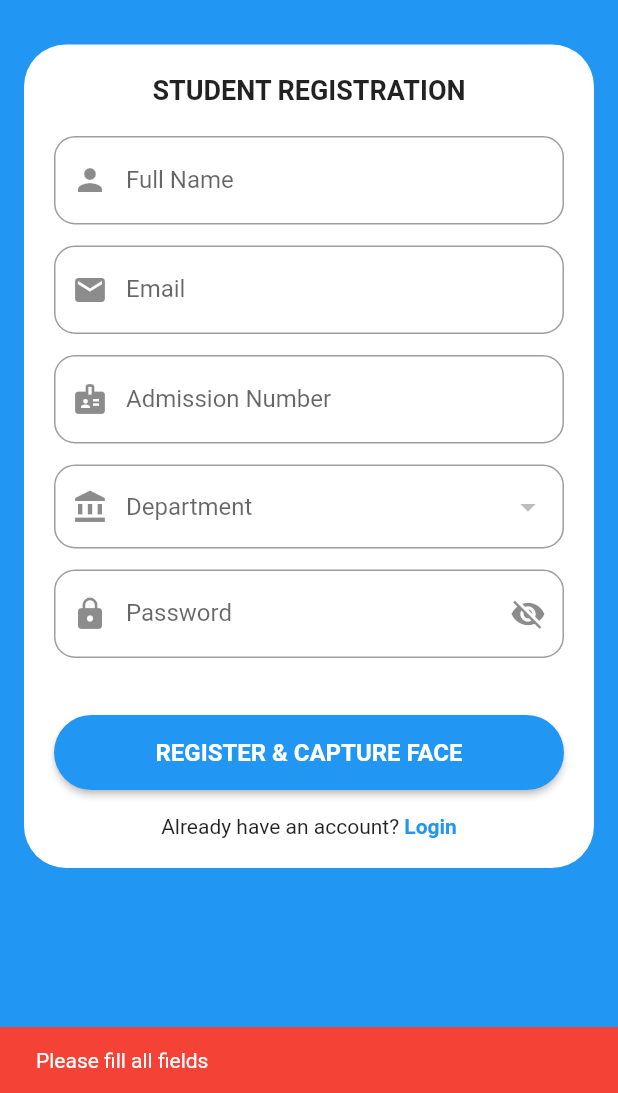
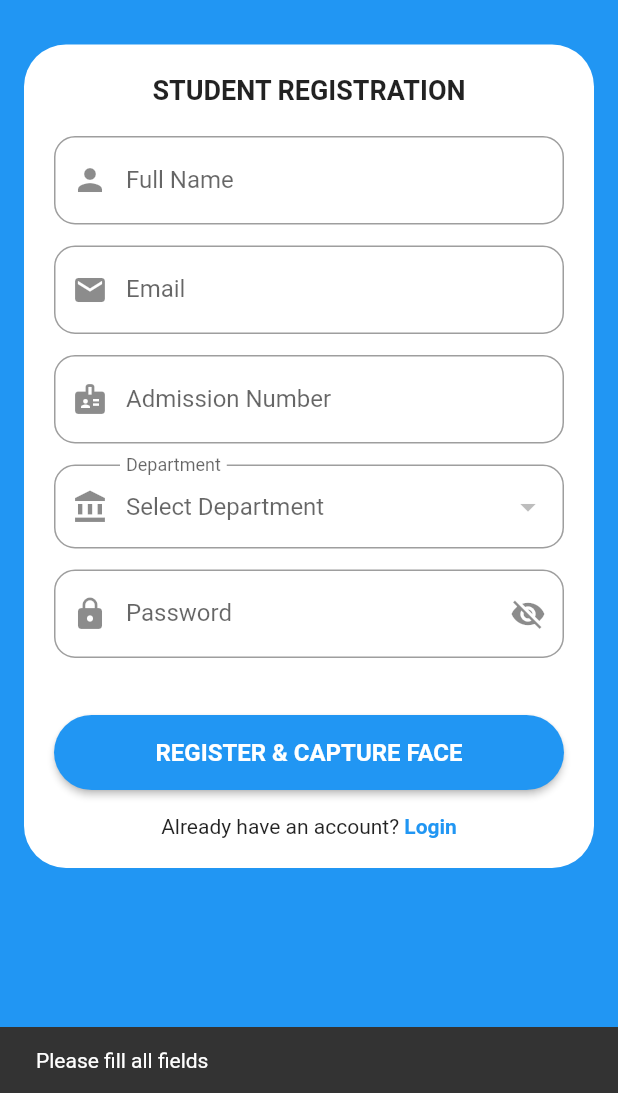
Before and after one commit to Vishnuvm451/app, a Flutter app: the StudentRegisterPage screen opened directly, after a tap on "REGISTER & CAPTURE FACE", on a phone screen of 412 x 824 dp, the part 143-1236 px from its top. Run offline on Flutter 3.47's test engine with Material 3 defaults, Android fonts, the light colour scheme and no system bars; our stand-ins replace camera, cloud_firestore, firebase_auth, firebase_core; accounts and stored records are empty.

Commit message:
student reg

```diff
--- a/lib/new/student_register.dart
+++ b/lib/new/student_register.dart
@@ -27,12 +27,12 @@ class _StudentRegisterPageState extends State<StudentRegisterPage> {
 
   final Color primaryBlue = const Color(0xFF2196F3);
 
+  final FirebaseAuth _auth = FirebaseAuth.instance;
+  final FirebaseFirestore _db = FirebaseFirestore.instance;
+
   final List<TextInputFormatter> _noSpaceFormatter = [
     FilteringTextInputFormatter.deny(RegExp(r'\s')),
   ];
-
-  final FirebaseAuth _auth = FirebaseAuth.instance;
-  final FirebaseFirestore _db = FirebaseFirestore.instance;
 
   @override
   void dispose() {
@@ -44,7 +44,7 @@ class _StudentRegisterPageState extends State<StudentRegisterPage> {
   }
 
   // ======================================================
-  // REGISTER STUDENT (FACE CAPTURE MANDATORY)
+  // REGISTER STUDENT → FORCE FACE CAPTURE
   // ======================================================
   Future<void> _registerStudent() async {
     if (_nameCtrl.text.trim().isEmpty ||
@@ -62,31 +62,20 @@ class _StudentRegisterPageState extends State<StudentRegisterPage> {
       return;
     }
 
+    setState(() => isLoading = true);
+
+    String uid = "";
+
     try {
-      setState(() => isLoading = true);
-
-      // ---------- DUPLICATE ADMISSION CHECK ----------
-      final existing = await _db
-          .collection('students')
-          .where('admissionNo', isEqualTo: _admissionCtrl.text.trim())
-          .limit(1)
-          .get();
-
-      if (existing.docs.isNotEmpty) {
-        _showSnack("Admission number already exists");
-        setState(() => isLoading = false);
-        return;
-      }
-
-      // ---------- AUTH ----------
+      // ---------- CREATE AUTH USER ----------
       final cred = await _auth.createUserWithEmailAndPassword(
         email: _emailCtrl.text.trim(),
         password: _passwordCtrl.text.trim(),
       );
 
-      final uid = cred.user!.uid;
+      uid = cred.user!.uid;
 
-      // ---------- USERS ----------
+      // ---------- USERS COLLECTION ----------
       await _db.collection('users').doc(uid).set({
         'uid': uid,
         'email': _emailCtrl.text.trim(),
@@ -94,7 +83,7 @@ class _StudentRegisterPageState extends State<StudentRegisterPage> {
         'createdAt': FieldValue.serverTimestamp(),
       });
 
-      // ---------- STUDENTS ----------
+      // ---------- STUDENTS COLLECTION ----------
       await _db.collection('students').doc(uid).set({
         'uid': uid,
         'name': _nameCtrl.text.trim(),
@@ -102,15 +91,23 @@ class _StudentRegisterPageState extends State<StudentRegisterPage> {
         'admissionNo': _admissionCtrl.text.trim(),
         'departmentId': selectedDepartmentId,
         'classId': selectedClassId,
-        'face_enabled': false, // 🔒 REQUIRED
+        'face_enabled': false,
         'createdAt': FieldValue.serverTimestamp(),
       });
+      // ---------- SUCCESS MESSAGE ----------
+      ScaffoldMessenger.of(context).showSnackBar(
+        const SnackBar(
+          content: Text("User added – enable face"),
+          backgroundColor: Colors.green,
+          behavior: SnackBarBehavior.floating,
+          duration: Duration(seconds: 2),
+        ),
+      );
 
       if (!mounted) return;
 
-      // ---------- FACE CAPTURE (MANDATORY) ----------
-      Navigator.pushReplacement(
-        context,
+      // ---------- FORCE FACE CAPTURE ----------
+      Navigator.of(context, rootNavigator: true).pushReplacement(
         MaterialPageRoute(
           builder: (_) => FaceCapturePage(
             studentUid: uid,
@@ -119,13 +116,15 @@ class _StudentRegisterPageState extends State<StudentRegisterPage> {
         ),
       );
     } on FirebaseAuthException catch (e) {
-      String msg = "Registration failed";
-      if (e.code == 'email-already-in-use') msg = "Email already registered";
-      if (e.code == 'weak-password') msg = "Password too weak";
-      if (e.code == 'invalid-email') msg = "Invalid email";
-      _showSnack(msg);
+      _showSnack(e.message ?? "Registration failed");
+    } catch (e, stack) {
+      debugPrint("REGISTER ERROR: $e");
+      debugPrint("STACK TRACE: $stack");
+      _showSnack(e.toString());
     } finally {
-      if (mounted) setState(() => isLoading = false);
+      if (mounted) {
+        setState(() => isLoading = false);
+      }
     }
   }
 
@@ -170,12 +169,38 @@ class _StudentRegisterPageState extends State<StudentRegisterPage> {
                     ),
                     const SizedBox(height: 20),
 
-                    _nameField(),
-                    _emailField(),
-                    _admissionField(),
+                    _field(_nameCtrl, "Full Name", Icons.person),
+                    _field(
+                      _emailCtrl,
+                      "Email",
+                      Icons.email,
+                      formatters: _noSpaceFormatter,
+                    ),
+                    _field(
+                      _admissionCtrl,
+                      "Admission Number",
+                      Icons.badge,
+                      keyboard: TextInputType.number,
+                      formatters: [FilteringTextInputFormatter.digitsOnly],
+                    ),
                     _departmentDropdown(),
                     _classDropdown(),
-                    _passwordField(),
+                    _field(
+                      _passwordCtrl,
+                      "Password",
+                      Icons.lock,
+                      obscure: !showPassword,
+                      formatters: _noSpaceFormatter,
+                      suffix: IconButton(
+                        icon: Icon(
+                          showPassword
+                              ? Icons.visibility
+                              : Icons.visibility_off,
+                        ),
+                        onPressed: () =>
+                            setState(() => showPassword = !showPassword),
+                      ),
+                    ),
 
                     const SizedBox(height: 24),
 
@@ -207,7 +232,6 @@ class _StudentRegisterPageState extends State<StudentRegisterPage> {
 
                     const SizedBox(height: 16),
 
-                    // ---------- LOGIN ----------
                     Row(
                       mainAxisAlignment: MainAxisAlignment.center,
                       children: [
@@ -242,42 +266,12 @@ class _StudentRegisterPageState extends State<StudentRegisterPage> {
   }
 
   // ======================================================
-  // FIELDS
+  // HELPERS
   // ======================================================
-  Widget _nameField() =>
-      _field(ctrl: _nameCtrl, label: "Full Name", icon: Icons.person);
-
-  Widget _emailField() => _field(
-    ctrl: _emailCtrl,
-    label: "Email",
-    icon: Icons.email,
-    formatters: _noSpaceFormatter,
-  );
-
-  Widget _admissionField() => _field(
-    ctrl: _admissionCtrl,
-    label: "Admission Number",
-    icon: Icons.badge,
-    keyboard: TextInputType.number,
-    formatters: [FilteringTextInputFormatter.digitsOnly],
-  );
-
-  Widget _passwordField() => _field(
-    ctrl: _passwordCtrl,
-    label: "Password",
-    icon: Icons.lock,
-    obscure: !showPassword,
-    formatters: _noSpaceFormatter,
-    suffix: IconButton(
-      icon: Icon(showPassword ? Icons.visibility : Icons.visibility_off),
-      onPressed: () => setState(() => showPassword = !showPassword),
-    ),
-  );
-
-  Widget _field({
-    required TextEditingController ctrl,
-    required String label,
-    required IconData icon,
+  Widget _field(
+    TextEditingController ctrl,
+    String label,
+    IconData icon, {
     bool obscure = false,
     Widget? suffix,
     TextInputType? keyboard,
@@ -305,15 +299,39 @@ class _StudentRegisterPageState extends State<StudentRegisterPage> {
       padding: const EdgeInsets.only(bottom: 14),
       child: StreamBuilder<QuerySnapshot>(
         stream: _db.collection('departments').orderBy('name').snapshots(),
-        builder: (_, snap) {
-          if (!snap.hasData) return const LinearProgressIndicator();
+        builder: (context, snap) {
+          if (!snap.hasData) {
+            return const LinearProgressIndicator();
+          }
 
           return DropdownButtonFormField<String>(
             value: selectedDepartmentId,
-            hint: const Text("Department"),
+            hint: const Text("Select Department"),
+            decoration: InputDecoration(
+              labelText: "Department",
+              prefixIcon: const Icon(Icons.account_balance),
+              border: OutlineInputBorder(
+                borderRadius: BorderRadius.circular(14),
+              ),
+              enabledBorder: OutlineInputBorder(
+                borderRadius: BorderRadius.circular(14),
+                borderSide: const BorderSide(color: Colors.grey),
+              ),
+              focusedBorder: OutlineInputBorder(
+                borderRadius: BorderRadius.circular(14),
+                borderSide: BorderSide(color: primaryBlue, width: 2),
+              ),
+              contentPadding: const EdgeInsets.symmetric(
+                horizontal: 12,
+                vertical: 16,
+              ),
+            ),
             items: snap.data!.docs
                 .map(
-                  (d) => DropdownMenuItem(value: d.id, child: Text(d['name'])),
+                  (d) => DropdownMenuItem<String>(
+                    value: d.id,
+                    child: Text(d['name']),
+                  ),
                 )
                 .toList(),
             onChanged: (v) {
@@ -322,16 +340,6 @@ class _StudentRegisterPageState extends State<StudentRegisterPage> {
                 selectedClassId = null;
               });
             },
-            decoration: InputDecoration(
-              prefixIcon: const Icon(Icons.account_balance),
-              border: OutlineInputBorder(
-                borderRadius: BorderRadius.circular(14),
-              ),
-              contentPadding: const EdgeInsets.symmetric(
-                horizontal: 12,
-                vertical: 16,
-              ),
-            ),
           );
         },
       ),
@@ -348,40 +356,51 @@ class _StudentRegisterPageState extends State<StudentRegisterPage> {
             .collection('classes')
             .where('departmentId', isEqualTo: selectedDepartmentId)
             .snapshots(),
-        builder: (_, snap) {
-          if (!snap.hasData) return const LinearProgressIndicator();
+        builder: (context, snap) {
+          if (!snap.hasData) {
+            return const LinearProgressIndicator();
+          }
 
           return DropdownButtonFormField<String>(
             value: selectedClassId,
-            hint: const Text("Class"),
-            items: snap.data!.docs
-                .map(
-                  (d) => DropdownMenuItem(value: d.id, child: Text(d['name'])),
-                )
-                .toList(),
-            onChanged: (v) => setState(() => selectedClassId = v),
+            hint: const Text("Select Class"),
             decoration: InputDecoration(
+              labelText: "Class",
               prefixIcon: const Icon(Icons.class_),
               border: OutlineInputBorder(
                 borderRadius: BorderRadius.circular(14),
+              ),
+              enabledBorder: OutlineInputBorder(
+                borderRadius: BorderRadius.circular(14),
+                borderSide: const BorderSide(color: Colors.grey),
+              ),
+              focusedBorder: OutlineInputBorder(
+                borderRadius: BorderRadius.circular(14),
+                borderSide: BorderSide(color: primaryBlue, width: 2),
               ),
               contentPadding: const EdgeInsets.symmetric(
                 horizontal: 12,
                 vertical: 16,
               ),
             ),
+            items: snap.data!.docs
+                .map(
+                  (d) => DropdownMenuItem<String>(
+                    value: d.id,
+                    child: Text(d['name']),
+                  ),
+                )
+                .toList(),
+            onChanged: (v) {
+              setState(() => selectedClassId = v);
+            },
           );
         },
       ),
     );
   }
 
-  void _showSnack(String msg, {bool success = false}) {
-    ScaffoldMessenger.of(context).showSnackBar(
-      SnackBar(
-        content: Text(msg),
-        backgroundColor: success ? Colors.green : Colors.red,
-      ),
-    );
+  void _showSnack(String msg) {
+    ScaffoldMessenger.of(context).showSnackBar(SnackBar(content: Text(msg)));
   }
 }
```
